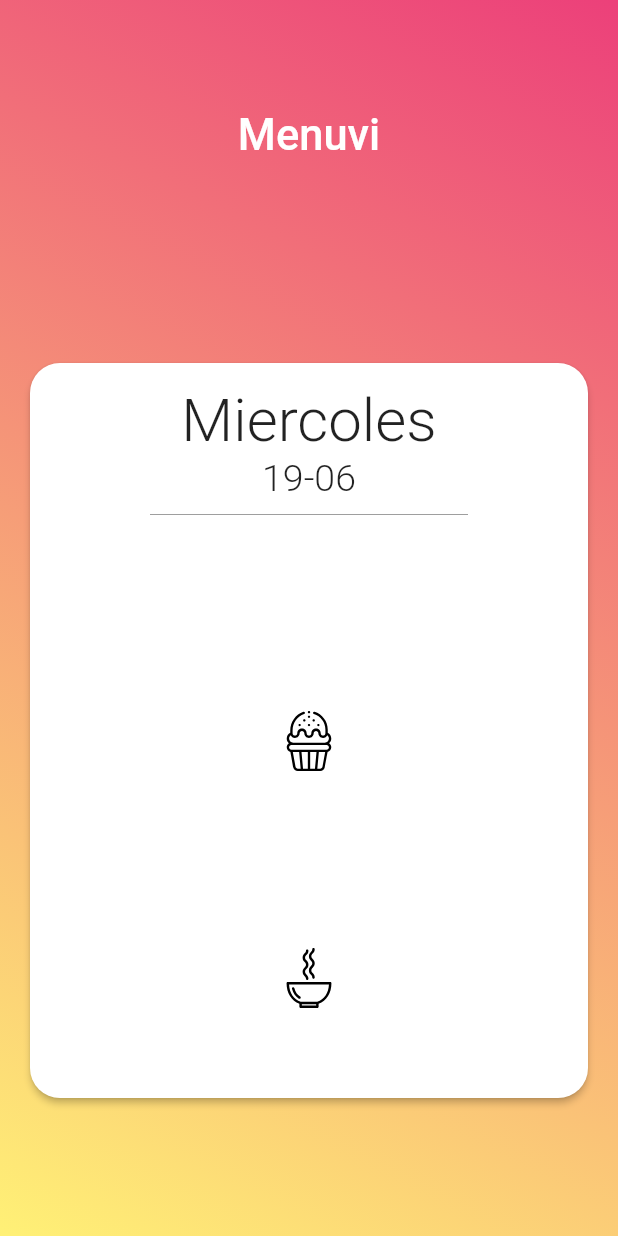
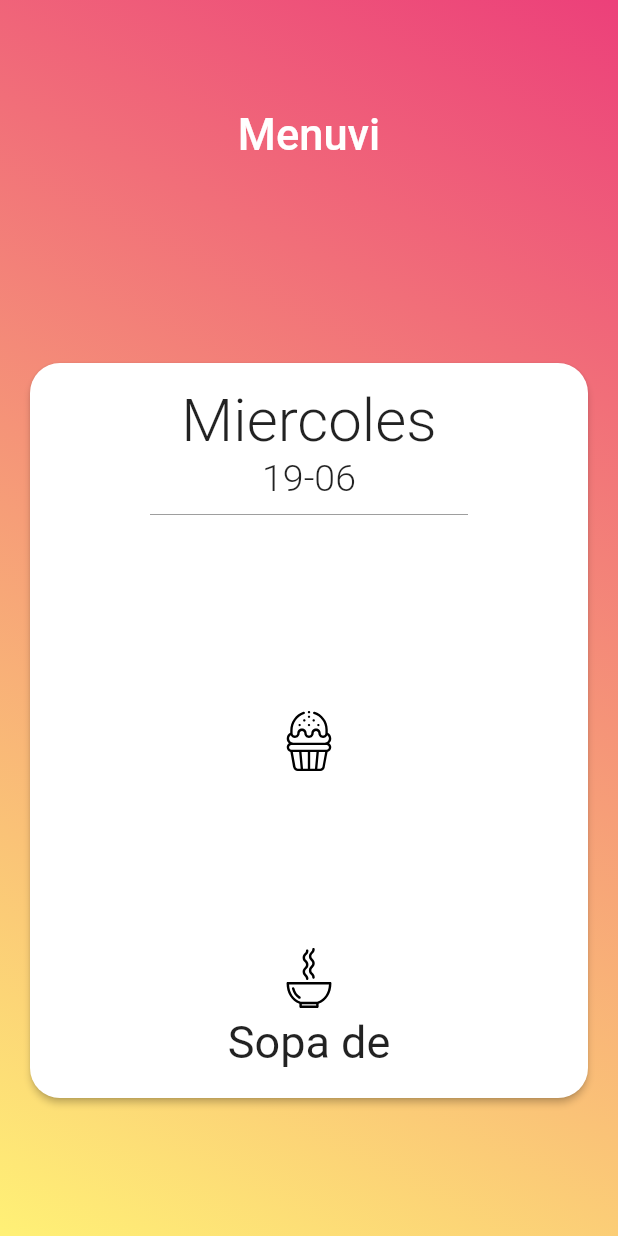
Before and after one commit to TinchoOlivari/Menuvi, a Flutter app: the screen it shows after launch, on a phone screen of 412 x 824 dp. Run offline on Flutter 3.47's test engine with Material 2 defaults, Android fonts, the phone set to English and light mode, and no system bars; our stand-ins replace firebase_database, flutter_svg; accounts and stored records are empty.

Commit message:
Bug Fix: Dias sin menu y menus no disponibles

```diff
--- a/lib/dailyMenu.dart
+++ b/lib/dailyMenu.dart
@@ -1,7 +1,7 @@
+import 'package:firebase_database/firebase_database.dart';
 import 'package:flutter/material.dart';
-import 'package:firebase_database/firebase_database.dart';
+import 'package:flutter_svg/flutter_svg.dart';
 import 'package:intl/intl.dart';
-import 'package:flutter_svg/flutter_svg.dart';
 import 'package:menuvi/widgets/loading.dart';
 
 String principal = '';
@@ -13,6 +13,8 @@ String sopa = '';
 
 String fechaHoy = new DateFormat('dd-MM').format(DateTime.now());
 String diaHoy = new DateFormat('EEEE').format(DateTime.now());
+Future<DataSnapshot> databaseReference =
+    FirebaseDatabase.instance.reference().child(fechaHoy).once();
 
 final Widget svgIconMagdalena = SvgPicture.asset(
   "lib/assets/Magdalena.svg",
@@ -36,19 +38,29 @@ class _DailyMenuState extends State<DailyMenu> {
 
   @override
   Widget build(BuildContext context) {
+    if (DateTime.now().weekday == 6 || DateTime.now().weekday == 2) {
       return Container(
         padding: EdgeInsets.fromLTRB(20, 0, 20, 30),
         child: Align(
           alignment: Alignment.center,
-        child: menuCreator(),
+          child: NoMenu(),
+        ),
+      );
+    } else {
+      return Container(
+        padding: EdgeInsets.fromLTRB(20, 0, 20, 30),
+        child: Align(
+          alignment: Alignment.center,
+          child: MenuCreator(),
         ),
       );
     }
   }
+}
 
-menuCreator() {
-  Future<DataSnapshot> databaseReference =
-      FirebaseDatabase.instance.reference().child(fechaHoy).once();
+class MenuCreator extends StatelessWidget {
+  @override
+  Widget build(BuildContext context) {
     return Container(
       child: Material(
         color: Colors.white,
@@ -92,6 +104,17 @@ menuCreator() {
                 principal = snapshot.value['principal'].toString();
               }), builder: (BuildContext context, AsyncSnapshot snapshot) {
                 if (snapshot.connectionState == ConnectionState.done) {
+                  if (principal == 'null') {
+                    return Container(
+                      child: Text('Plato principal no disponible',
+                          textAlign: TextAlign.center,
+                          style: TextStyle(
+                              fontSize: 45,
+                              fontWeight: FontWeight.w500,
+                              fontStyle: FontStyle.italic)),
+                      padding: EdgeInsets.fromLTRB(0, 10, 0, 5),
+                    );
+                  } else {
                     return Container(
                       child: Text(principal,
                           maxLines: 2,
@@ -103,6 +126,7 @@ menuCreator() {
                           )),
                       padding: EdgeInsets.fromLTRB(0, 10, 0, 5),
                     );
+                  }
                 } else {
                   return Loading();
                 }
@@ -112,18 +136,32 @@ menuCreator() {
                 opcion = snapshot.value['opcion'].toString();
               }), builder: (BuildContext context, AsyncSnapshot snapshot) {
                 if (snapshot.connectionState == ConnectionState.done) {
+                  if (opcion == 'null') {
                     return Container(
-                  child: Text(opcion,
+                      child: Text('Plato opcional no disponible',
+                          textAlign: TextAlign.center,
+                          style: TextStyle(
+                              fontSize: 28,
+                              fontWeight: FontWeight.w400,
+                              fontStyle: FontStyle.italic,
+                              color: Colors.grey)),
+                      padding: EdgeInsets.fromLTRB(0, 10, 0, 5),
+                    );
+                  } else {
+                    return Container(
+                      child: Text(
+                        opcion,
                         maxLines: 2,
                         overflow: TextOverflow.ellipsis,
                         textAlign: TextAlign.center,
                         style: TextStyle(
                             fontSize: 28,
                             fontWeight: FontWeight.w400,
-                        color: Colors.grey
-                      )),
+                            color: Colors.grey),
+                      ),
                       padding: EdgeInsets.fromLTRB(0, 0, 0, 20),
                     );
+                  }
                 } else {
                   return Container();
                 }
@@ -132,16 +170,28 @@ menuCreator() {
                 child: svgIconMagdalena,
                 padding: EdgeInsets.fromLTRB(0, 5, 0, 5),
               ),
-            FutureBuilder(future: databaseReference.then(
+              FutureBuilder(
+                future: databaseReference.then(
                   (DataSnapshot snapshot) {
                     p_1 = snapshot.value['p_1'].toString();
                     p_2 = snapshot.value['p_2'].toString();
                     p_3 = snapshot.value['p_3'].toString();
                   },
-            ), builder: (BuildContext context, AsyncSnapshot snapshot) {
+                ),
+                builder: (BuildContext context, AsyncSnapshot snapshot) {
                   if (snapshot.connectionState == ConnectionState.done) {
+                    if (p_1 == 'null') {
+                      return Container(
+                        child: Text('Postres \nno disponibles',
+                            textAlign: TextAlign.center,
+                            style: TextStyle(
+                                fontSize: 25, fontStyle: FontStyle.italic)),
+                        padding: EdgeInsets.fromLTRB(0, 10, 0, 5),
+                      );
+                    } else {
                       return Column(
                         children: <Widget>[
+                          Padding(padding: EdgeInsets.all(1)),
                           Text(
                             p_1,
                             maxLines: 1,
@@ -151,7 +201,6 @@ menuCreator() {
                               fontSize: 25,
                             ),
                           ),
-                    Padding(padding: EdgeInsets.all(1)),
                           Text(
                             p_2,
                             maxLines: 1,
@@ -174,10 +223,12 @@ menuCreator() {
                           Padding(padding: EdgeInsets.all(1)),
                         ],
                       );
+                    }
                   } else {
                     return Loading();
                   }
-            }),
+                },
+              ),
               Container(
                 child: svgIconSopa,
                 padding: EdgeInsets.fromLTRB(0, 20, 0, 5),
@@ -187,10 +238,19 @@ menuCreator() {
                 sopa = snapshot.value['sopa'].toString();
               }), builder: (BuildContext context, AsyncSnapshot snapshot) {
                 if (snapshot.connectionState == ConnectionState.done) {
+                  if (opcion == 'null') {
+                    return Container(
+                      child: Text('Sopa no disponible',
+                          textAlign: TextAlign.center,
+                          style: TextStyle(
+                              fontSize: 30, fontStyle: FontStyle.italic)),
+                      padding: EdgeInsets.fromLTRB(0, 10, 0, 5),
+                    );
+                  } else {
                     return Container(
                       padding: EdgeInsets.only(bottom: 20),
                       child: Text(
-                    sopa,
+                        "Sopa de " + sopa.toLowerCase(),
                         maxLines: 1,
                         overflow: TextOverflow.ellipsis,
                         textAlign: TextAlign.center,
@@ -199,6 +259,7 @@ menuCreator() {
                         ),
                       ),
                     );
+                  }
                 } else {
                   return Loading();
                 }
@@ -208,6 +269,68 @@ menuCreator() {
         ),
       ),
     );
+  }
+}
+
+class NoMenu extends StatelessWidget {
+  @override
+  Widget build(BuildContext context) {
+    return Container(
+      child: Material(
+        color: Colors.white,
+        elevation: 2.0,
+        borderRadius: BorderRadius.all(Radius.circular(20.0)),
+        child: Container(
+          padding: EdgeInsets.fromLTRB(10, 10, 10, 10),
+          child: Column(
+            mainAxisSize: MainAxisSize.min,
+            mainAxisAlignment: MainAxisAlignment.spaceEvenly,
+            children: <Widget>[
+              Row(
+                mainAxisAlignment: MainAxisAlignment.center,
+                children: <Widget>[
+                  Container(
+                    padding: EdgeInsets.fromLTRB(0, 5, 0, 5),
+                    child: Column(
+                      children: <Widget>[
+                        Text(translateWeekday(),
+                            style: TextStyle(
+                                fontSize: 40, fontWeight: FontWeight.w300)),
+                        Text(
+                          fechaHoy,
+                          style: TextStyle(
+                              fontSize: 25, fontWeight: FontWeight.w300),
+                        ),
+                      ],
+                    ),
+                  ),
+                ],
+              ),
+              Container(
+                margin: const EdgeInsets.only(left: 70.0, right: 70.0),
+                child: Divider(
+                  color: Colors.grey,
+                  height: 10,
+                ),
+              ),
+              Container(
+                height: 350,
+                alignment: Alignment.center,
+                child: Text(
+                  "No hay menu disponible",
+                  textAlign: TextAlign.center,
+                  style: TextStyle(
+                    fontSize: 45,
+                    fontWeight: FontWeight.w500,
+                  ),
+                ),
+              )
+            ],
+          ),
+        ),
+      ),
+    );
+  }
 }
 
 translateWeekday() {
--- a/lib/main.dart
+++ b/lib/main.dart
@@ -23,7 +23,6 @@ class MyHomePage extends StatefulWidget {
 }
 
 class _MyHomePageState extends State<MyHomePage> {
-
   @override
   Widget build(BuildContext context) {
     return Stack(
```
Also changed, not shown: pubspec.lock. Lines whose indentation alone changed are shown as unchanged.
